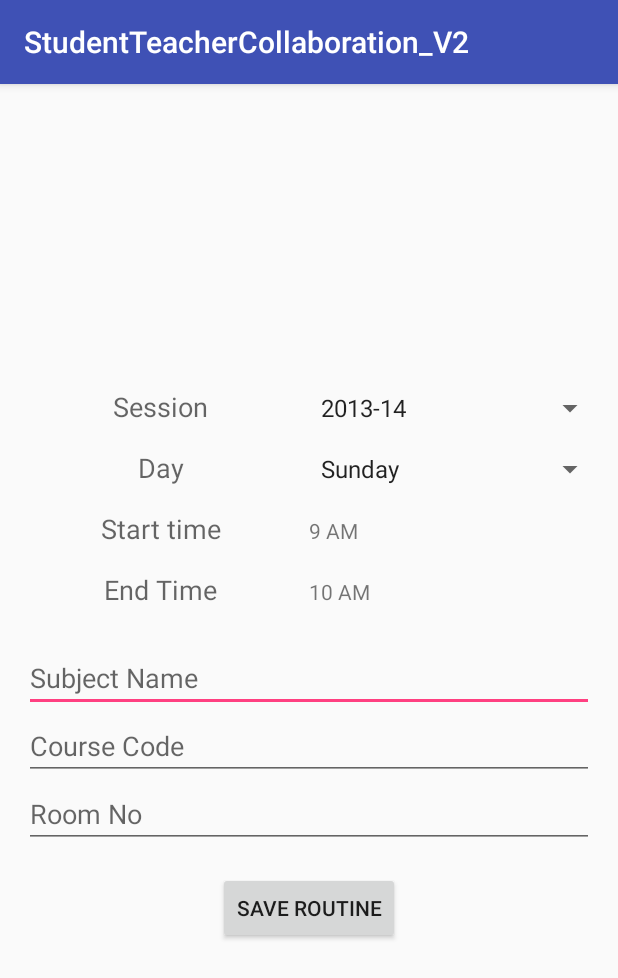
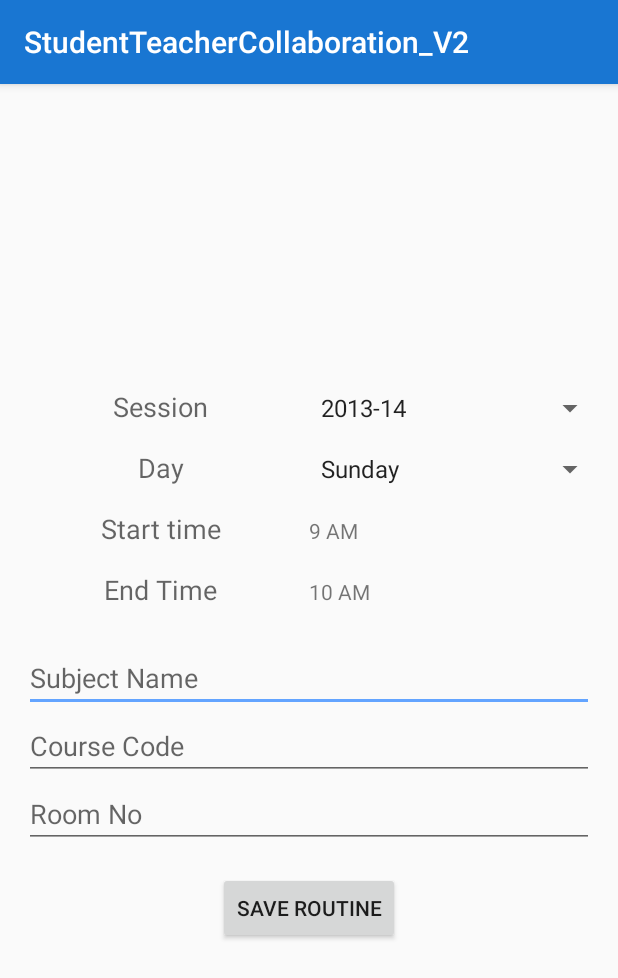
Before and after one commit to MahmudMoon/StudentTeacherCollaboration_V2, an Android app: the RoutineAddOrUpdate screen opened directly, with no data from a screen before it, on a phone screen of 412 x 824 dp. Shown: the top 978 px of the screen. Run offline under Robolectric (Android 15) with nearby library versions, the light colour scheme and no system bars; our stand-ins replace Firebase (no records; nobody signed in at launch, a user with empty details on screens opened directly).

Commit message:
app color and floating button icons changed

```diff
--- a/app/src/main/java/moonc/example/com/studentteachercollaboration_v2/RoutineAddOrUpdate.java
+++ b/app/src/main/java/moonc/example/com/studentteachercollaboration_v2/RoutineAddOrUpdate.java
@@ -44,7 +44,7 @@ public class RoutineAddOrUpdate extends AppCompatActivity {
     @Override
     protected void onCreate(Bundle savedInstanceState) {
         super.onCreate(savedInstanceState);
-        setContentView(R.layout.activity_routine__add);
+        setContentView(R.layout.activity_routine_add);
         Intent intent = getIntent();
         session_ = intent.getStringExtra("session");
         day = intent.getStringExtra("day");
--- a/app/src/main/java/moonc/example/com/studentteachercollaboration_v2/ShowRoutine.java
+++ b/app/src/main/java/moonc/example/com/studentteachercollaboration_v2/ShowRoutine.java
@@ -5,7 +5,6 @@ import android.support.design.widget.FloatingActionButton;
 import android.support.v7.app.AlertDialog;
 import android.support.v7.app.AppCompatActivity;
 import android.os.Bundle;
-import android.util.Log;
 import android.view.LayoutInflater;
 import android.view.View;
 import android.widget.AdapterView;
@@ -52,7 +51,7 @@ public class ShowRoutine extends AppCompatActivity {
     @Override
     protected void onCreate(Bundle savedInstanceState) {
         super.onCreate(savedInstanceState);
-        setContentView(R.layout.activity_showing_result);
+        setContentView(R.layout.activity_show_routine);
         initializeViews();
         initializeVariables();
         getAllRoutinesFromServer(session);
--- a/app/src/main/res/layout/activity_admin.xml
+++ b/app/src/main/res/layout/activity_admin.xml
@@ -40,6 +40,6 @@
         android:focusable="true"
         app:layout_constraintBottom_toBottomOf="parent"
         app:layout_constraintEnd_toEndOf="parent"
-        app:srcCompat="@android:drawable/ic_input_add" />
+        app:srcCompat="@drawable/add_floating_button_icon" />
 
 </android.support.constraint.ConstraintLayout>
--- a/app/src/main/res/layout/activity_showing_result.xml
+++ b/app/src/main/res/layout/activity_show_routine.xml
@@ -81,12 +81,12 @@
             android:layout_width="wrap_content"
             android:layout_height="wrap_content"
             android:layout_gravity="bottom|end"
-            android:layout_margin="16dp"
+            android:layout_margin="24dp"
             android:clickable="true"
             android:focusable="true"
             android:visibility="gone"
             app:fabSize="normal"
-            app:srcCompat="@android:drawable/ic_menu_add" />
+            app:srcCompat="@drawable/add_floating_button_icon" />
     </FrameLayout>
 
 </LinearLayout>
--- a/app/src/main/res/values/colors.xml
+++ b/app/src/main/res/values/colors.xml
@@ -1,6 +1,6 @@
 <?xml version="1.0" encoding="utf-8"?>
 <resources>
-    <color name="colorPrimary">#3F51B5</color>
-    <color name="colorPrimaryDark">#303F9F</color>
-    <color name="colorAccent">#FF4081</color>
+    <color name="colorPrimary">#1976d2</color>
+    <color name="colorPrimaryDark">#004ba0</color>
+    <color name="colorAccent">#63a4ff</color>
 </resources>
```
Also changed, not shown: app/src/main/res/layout/add_options.xml (deleted, +0 -29 lines), app/src/main/res/drawable/add_floating_button_icon.png (added), app/src/main/res/layout/activity_routine_add.xml (renamed from app/src/main/res/layout/activity_routine__add.xml).
